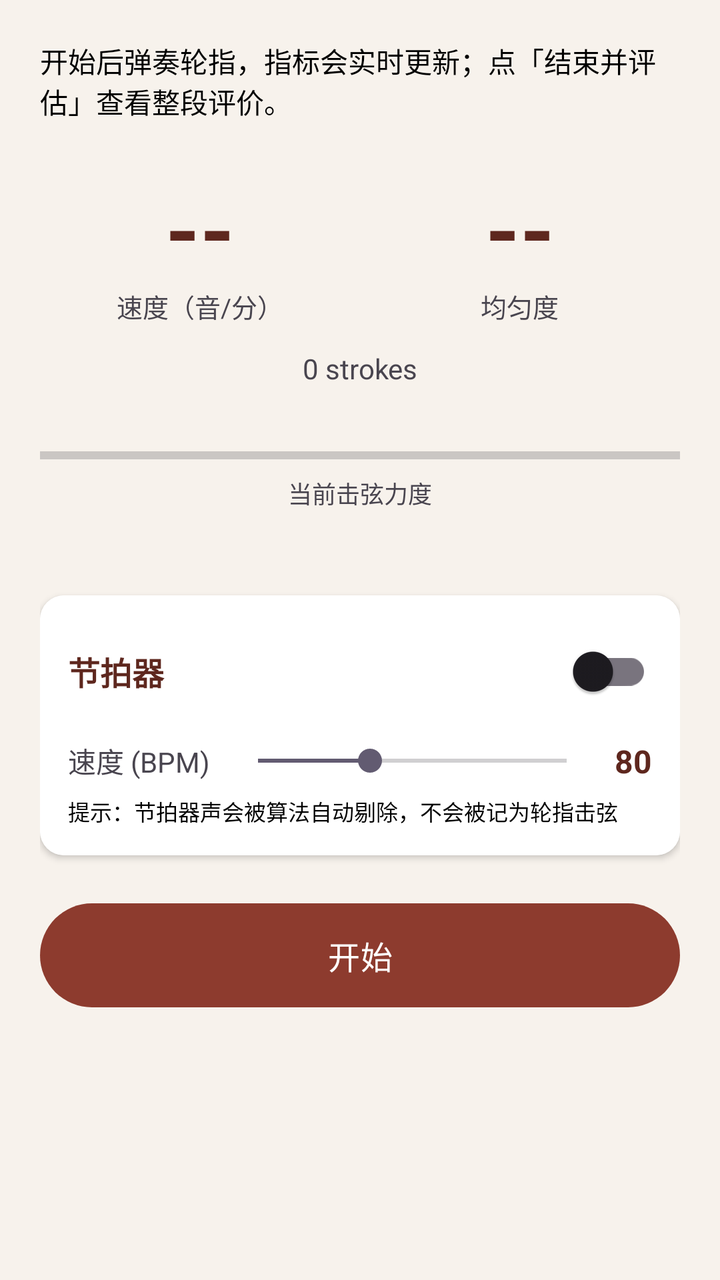
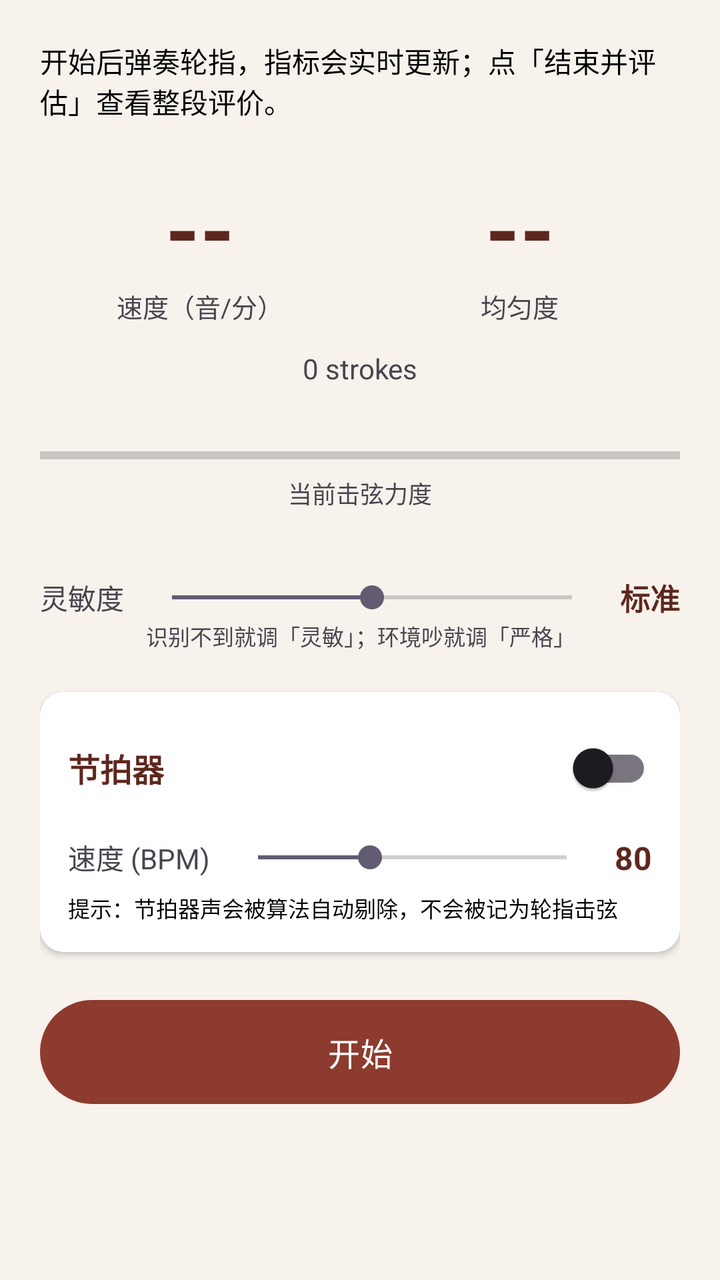

Compare the two renders of this Android layout. The source of the first and the diff that turns it into the second are given below.
<!-- AndroidManifest.xml: application theme Theme.PipaTrainer -->
<!-- res/layout/activity_live.xml -->
<?xml version="1.0" encoding="utf-8"?>
<ScrollView xmlns:android="http://schemas.android.com/apk/res/android"
    android:layout_width="match_parent"
    android:layout_height="match_parent"
    android:background="@color/bg">

    <LinearLayout
        android:layout_width="match_parent"
        android:layout_height="wrap_content"
        android:orientation="vertical"
        android:padding="20dp">

        <TextView
            android:layout_width="match_parent"
            android:layout_height="wrap_content"
            android:text="@string/live_hint"
            android:textSize="14sp"
            android:textColor="@color/black" />

        <LinearLayout
            android:layout_width="match_parent"
            android:layout_height="wrap_content"
            android:orientation="horizontal"
            android:layout_marginTop="24dp"
            android:weightSum="2">

            <LinearLayout
                android:layout_width="0dp"
                android:layout_height="wrap_content"
                android:layout_weight="1"
                android:orientation="vertical"
                android:gravity="center">
                <TextView android:id="@+id/valBpm"
                    android:layout_width="wrap_content" android:layout_height="wrap_content"
                    android:text="--" android:textSize="44sp" android:textStyle="bold"
                    android:textColor="@color/pipa_primary_dark" />
                <TextView
                    android:layout_width="wrap_content" android:layout_height="wrap_content"
                    android:text="@string/metric_bpm" android:textSize="13sp" />
            </LinearLayout>

            <LinearLayout
                android:layout_width="0dp"
                android:layout_height="wrap_content"
                android:layout_weight="1"
                android:orientation="vertical"
                android:gravity="center">
                <TextView android:id="@+id/valCv"
                    android:layout_width="wrap_content" android:layout_height="wrap_content"
                    android:text="--" android:textSize="44sp" android:textStyle="bold"
                    android:textColor="@color/pipa_primary_dark" />
                <TextView
                    android:layout_width="wrap_content" android:layout_height="wrap_content"
                    android:text="@string/metric_cv" android:textSize="13sp" />
            </LinearLayout>
        </LinearLayout>

        <TextView android:id="@+id/valStrokes"
            android:layout_width="match_parent" android:layout_height="wrap_content"
            android:layout_marginTop="12dp" android:gravity="center"
            android:text="0 strokes" android:textSize="14sp" />

        <ProgressBar android:id="@+id/ampBar"
            style="?android:attr/progressBarStyleHorizontal"
            android:layout_width="match_parent" android:layout_height="20dp"
            android:layout_marginTop="24dp" android:max="100" android:progress="0" />
        <TextView
            android:layout_width="wrap_content" android:layout_height="wrap_content"
            android:layout_gravity="center"
            android:text="@string/lbl_loudness"
            android:textSize="12sp" />

        <TextView android:id="@+id/gateStatus"
            android:layout_width="match_parent" android:layout_height="wrap_content"
            android:layout_marginTop="6dp" android:gravity="center"
            android:textSize="12sp" />

        
        <androidx.cardview.widget.CardView
            android:layout_width="match_parent"
            android:layout_height="wrap_content"
            android:layout_marginTop="20dp"
            app:cardCornerRadius="12dp"
            app:cardElevation="2dp"
            xmlns:app="http://schemas.android.com/apk/res-auto">

            <LinearLayout
                android:layout_width="match_parent"
                android:layout_height="wrap_content"
                android:orientation="vertical"
                android:background="@color/white"
                android:padding="14dp">

                <LinearLayout
                    android:layout_width="match_parent"
                    android:layout_height="wrap_content"
                    android:orientation="horizontal"
                    android:gravity="center_vertical">

                    <TextView
                        android:layout_width="0dp"
                        android:layout_height="wrap_content"
                        android:layout_weight="1"
                        android:text="@string/metronome"
                        android:textSize="16sp"
                        android:textStyle="bold"
                        android:textColor="@color/pipa_primary_dark" />

                    <androidx.appcompat.widget.SwitchCompat
                        android:id="@+id/switchMetro"
                        android:layout_width="wrap_content"
                        android:layout_height="wrap_content" />
                </LinearLayout>

                <LinearLayout
                    android:layout_width="match_parent"
                    android:layout_height="wrap_content"
                    android:orientation="horizontal"
                    android:gravity="center_vertical"
                    android:layout_marginTop="10dp">

                    <TextView
                        android:layout_width="wrap_content"
                        android:layout_height="wrap_content"
                        android:text="@string/metro_bpm"
                        android:textSize="14sp" />

                    <SeekBar
                        android:id="@+id/seekBpm"
                        android:layout_width="0dp"
                        android:layout_height="wrap_content"
                        android:layout_weight="1"
                        android:layout_marginHorizontal="8dp"
                        android:max="220"
                        android:progress="80" />

                    <TextView android:id="@+id/valMetroBpm"
                        android:layout_width="wrap_content"
                        android:layout_height="wrap_content"
                        android:text="80"
                        android:textStyle="bold"
                        android:textColor="@color/pipa_primary_dark"
                        android:textSize="16sp" />
                </LinearLayout>

                <TextView
                    android:layout_width="match_parent"
                    android:layout_height="wrap_content"
                    android:layout_marginTop="6dp"
                    android:text="@string/metro_note"
                    android:textSize="11sp"
                    android:textColor="@color/black" />
            </LinearLayout>
        </androidx.cardview.widget.CardView>

        <com.google.android.material.button.MaterialButton
            android:id="@+id/btnToggle"
            android:layout_width="match_parent"
            android:layout_height="60dp"
            android:layout_marginTop="20dp"
            android:text="@string/btn_start"
            android:textSize="16sp" />

        <TextView android:id="@+id/finalReport"
            android:layout_width="match_parent" android:layout_height="wrap_content"
            android:layout_marginTop="24dp" android:textSize="14sp"
            android:textColor="@color/black" android:lineSpacingExtra="4dp" />
    </LinearLayout>
</ScrollView>
<!-- resources referenced by this layout -->
<resources>
  <color name="bg">#FFF7F2EC</color>
  <color name="black">#FF000000</color>
  <color name="pipa_primary_dark">#FF5E271E</color>
  <color name="white">#FFFFFFFF</color>
  <string name="btn_start">开始</string>
  <string name="lbl_loudness">当前击弦力度</string>
  <string name="live_hint">开始后弹奏轮指，指标会实时更新；点「结束并评估」查看整段评价。</string>
  <string name="metric_bpm">速度（音/分）</string>
  <string name="metric_cv">均匀度</string>
  <string name="metro_bpm">速度 (BPM)</string>
  <string name="metro_note">提示：节拍器声会被算法自动剔除，不会被记为轮指击弦</string>
  <string name="metronome">节拍器</string>
  <style name="Theme.PipaTrainer" parent="Theme.Material3.DayNight.NoActionBar">
          <item name="colorPrimary">@color/pipa_primary</item>
          <item name="colorOnPrimary">@color/white</item>
          <item name="android:statusBarColor">@color/pipa_primary_dark</item>
      </style>
  <color name="pipa_primary">#FF8D3B2E</color>
</resources>

<!-- the commit's change to res/layout/activity_live.xml (unified diff, before → after) -->
@@ -74,6 +74,27 @@
             android:layout_width="match_parent" android:layout_height="wrap_content"
             android:layout_marginTop="6dp" android:gravity="center"
             android:textSize="12sp" />
+
+        <LinearLayout
+            android:layout_width="match_parent" android:layout_height="wrap_content"
+            android:orientation="horizontal" android:gravity="center_vertical"
+            android:layout_marginTop="10dp">
+            <TextView
+                android:layout_width="wrap_content" android:layout_height="wrap_content"
+                android:text="灵敏度" android:textSize="14sp" />
+            <SeekBar android:id="@+id/seekSens"
+                android:layout_width="0dp" android:layout_height="wrap_content"
+                android:layout_weight="1" android:layout_marginHorizontal="8dp"
+                android:max="2" android:progress="1" />
+            <TextView android:id="@+id/valSens"
+                android:layout_width="wrap_content" android:layout_height="wrap_content"
+                android:text="标准" android:textStyle="bold"
+                android:textColor="@color/pipa_primary_dark" android:textSize="15sp" />
+        </LinearLayout>
+        <TextView
+            android:layout_width="match_parent" android:layout_height="wrap_content"
+            android:text="识别不到就调「灵敏」；环境吵就调「严格」"
+            android:textSize="11sp" android:gravity="center" />
 
         
         <androidx.cardview.widget.CardView
